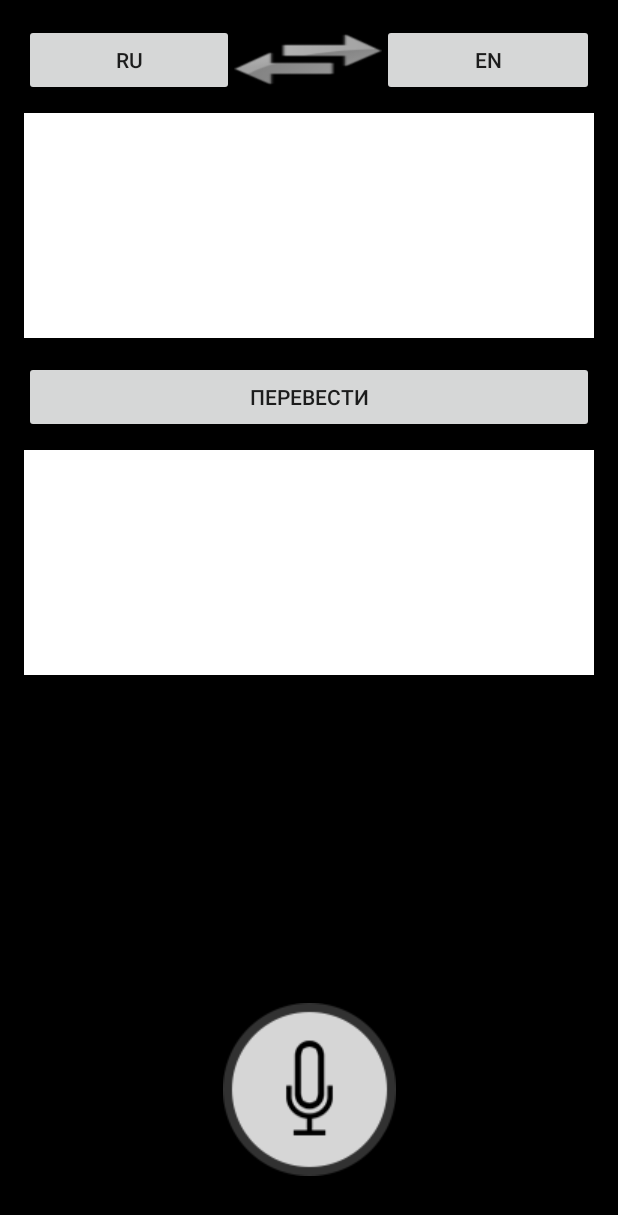
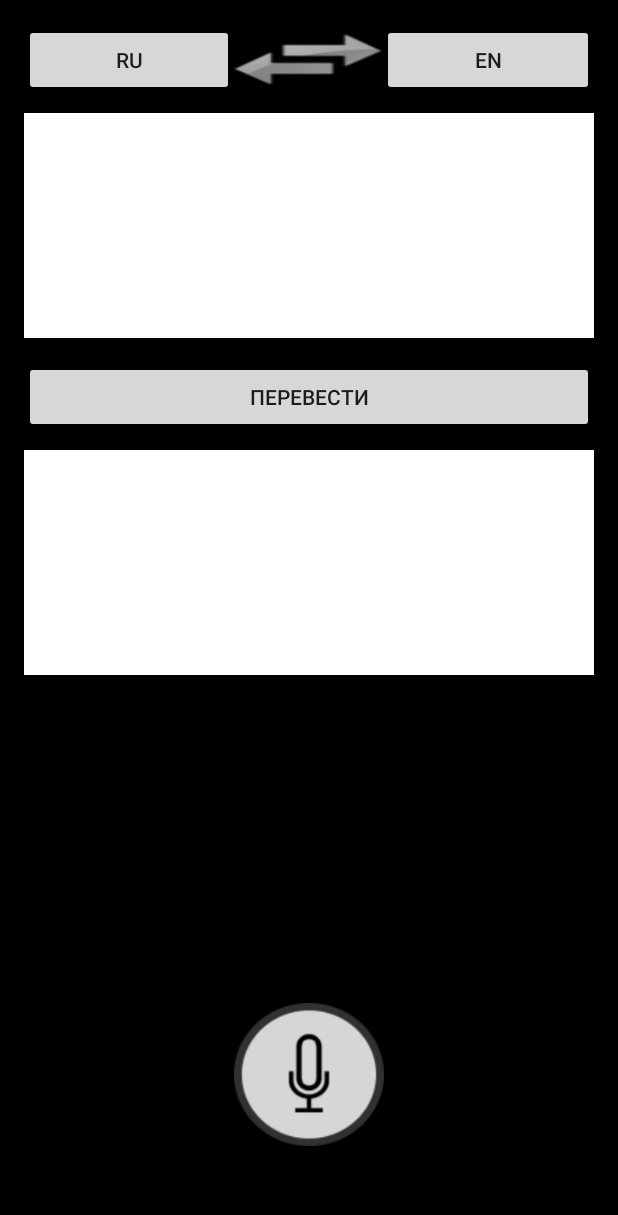
Before and after one commit to andNext/speechpad, an Android app: the TranslateActivity screen opened directly, with no data from a screen before it, on a phone screen of 412 x 824 dp. Shown: the top 1215 px of the screen. Run offline under Robolectric (Android 15) with nearby library versions, the phone set to English and light mode, and no system bars.

Commit message:
edit buttons selector

```diff
--- /dev/null
+++ b/app/src/main/res/drawable/history_button.xml
@@ -0,0 +1,6 @@
+<?xml version="1.0" encoding="utf-8"?>
+<selector xmlns:android="http://schemas.android.com/apk/res/android">
+    <item android:drawable="@drawable/history" android:state_pressed="true" />
+    <item android:drawable="@drawable/history" android:state_focused="true" />
+    <item android:drawable="@drawable/history" />
+</selector>
--- /dev/null
+++ b/app/src/main/res/drawable/micro_button.xml
@@ -0,0 +1,6 @@
+<?xml version="1.0" encoding="utf-8"?>
+<selector xmlns:android="http://schemas.android.com/apk/res/android">
+    <item android:drawable="@drawable/micro_pressed" android:state_pressed="true" />
+    <item android:drawable="@drawable/micro_pressed" android:state_focused="true" />
+    <item android:drawable="@drawable/micro" />
+</selector>
--- a/app/src/main/res/drawable/save_button.xml
+++ b/app/src/main/res/drawable/save_button.xml
@@ -1,6 +1,6 @@
 <?xml version="1.0" encoding="utf-8"?>
 <selector xmlns:android="http://schemas.android.com/apk/res/android">
-    <item android:drawable="@drawable/button_save_on" android:state_pressed="true" />
-    <item android:drawable="@drawable/button_save_on" android:state_focused="true" />
-    <item android:drawable="@drawable/button_save" />
+    <item android:drawable="@drawable/save_pressed" android:state_pressed="true" />
+    <item android:drawable="@drawable/save" android:state_focused="true" />
+    <item android:drawable="@drawable/save" />
 </selector>
--- a/app/src/main/res/drawable/switch_lang_button.xml
+++ b/app/src/main/res/drawable/switch_lang_button.xml
@@ -1,8 +1,6 @@
 <?xml version="1.0" encoding="utf-8"?>
 <selector xmlns:android="http://schemas.android.com/apk/res/android">
-    <item android:drawable="@drawable/switch_lang_pressed"
-        android:state_pressed="true" />
-    <item android:drawable="@drawable/switch_lang_focused"
-    android:state_focused="true" />
+    <item android:drawable="@drawable/switch_lang_pressed" android:state_pressed="true" />
+    <item android:drawable="@drawable/switch_lang_focused" android:state_focused="true" />
     <item android:drawable="@drawable/switch_lang" />
 </selector>
--- /dev/null
+++ b/app/src/main/res/drawable/translate_button.xml
@@ -0,0 +1,6 @@
+<?xml version="1.0" encoding="utf-8"?>
+<selector xmlns:android="http://schemas.android.com/apk/res/android">
+    <item android:drawable="@drawable/translate" android:state_pressed="true" />
+    <item android:drawable="@drawable/translate" android:state_focused="true" />
+    <item android:drawable="@drawable/translate" />
+</selector>
--- a/app/src/main/res/layout-land/activity_translate.xml
+++ b/app/src/main/res/layout-land/activity_translate.xml
@@ -44,7 +44,7 @@
             android:layout_centerInParent="true"/>
 
         <fragment
-            android:name="com.tech_mail.tp_android_2015.fragments.FormEditTextFragment"
+            android:name="ru.expendables.speechpad.fragments.FormEditTextFragment"
             android:id="@+id/form_edit_text_fragment"
             android:layout_width="wrap_content"
             android:layout_alignRight="@id/fakeView"
@@ -57,7 +57,7 @@
             tools:layout="@layout/fragment_form_edit_text" />
 
         <fragment
-            android:name="com.tech_mail.tp_android_2015.fragments.FormViewTextFragment"
+            android:name="ru.expendables.speechpad.fragments.FormViewTextFragment"
             android:id="@+id/form_view_text_fragment"
             android:layout_width="wrap_content"
             android:layout_alignLeft="@id/fakeView"
--- a/app/src/main/res/layout/activity_second.xml
+++ b/app/src/main/res/layout/activity_second.xml
@@ -8,10 +8,9 @@
     <ImageButton
         android:layout_width="100dp"
         android:layout_height="95dp"
-        android:background="@null"
+        android:background="@drawable/micro_button"
         android:scaleType="fitXY"
         android:id="@+id/startButtonMain"
-        android:src="@drawable/button_micro"
         android:contentDescription="@string/record"
         android:layout_alignParentBottom="true"
         android:layout_centerHorizontal="true"
--- a/app/src/main/res/layout/fragment_form_view_text.xml
+++ b/app/src/main/res/layout/fragment_form_view_text.xml
@@ -15,16 +15,15 @@
         android:layout_marginTop="11dp" />
 
     <ImageButton
-        android:layout_width="match_parent"
-        android:layout_height="wrap_content"
-        android:layout_gravity="center"
-        android:background="@null"
+
+        android:layout_width="100dp"
+        android:layout_height="95dp"
+        android:layout_gravity="center_horizontal"
+        android:background="@drawable/micro_button"
         android:id="@+id/to_history"
-        android:src="@drawable/button_micro"
-        android:layout_marginBottom="24dp"
         android:layout_alignParentBottom="true"
-        android:layout_alignParentLeft="true"
-        android:layout_alignParentStart="true" />
+        android:layout_centerHorizontal="true"
+        android:layout_marginBottom="44dp"/>
 
 
 </RelativeLayout>
```
Also changed, not shown: app/src/main/java/ru/expendables/speechpad/MainActivity.java (+9 -16 lines), app/src/main/res/layout/activity_main.xml (+6 -10 lines), app/src/main/res/drawable/micro.png (added), app/src/main/res/drawable/micro_pressed.png (added), app/src/main/res/drawable/save_pressed.png (added), app/src/main/res/drawable/translate.png (added).
